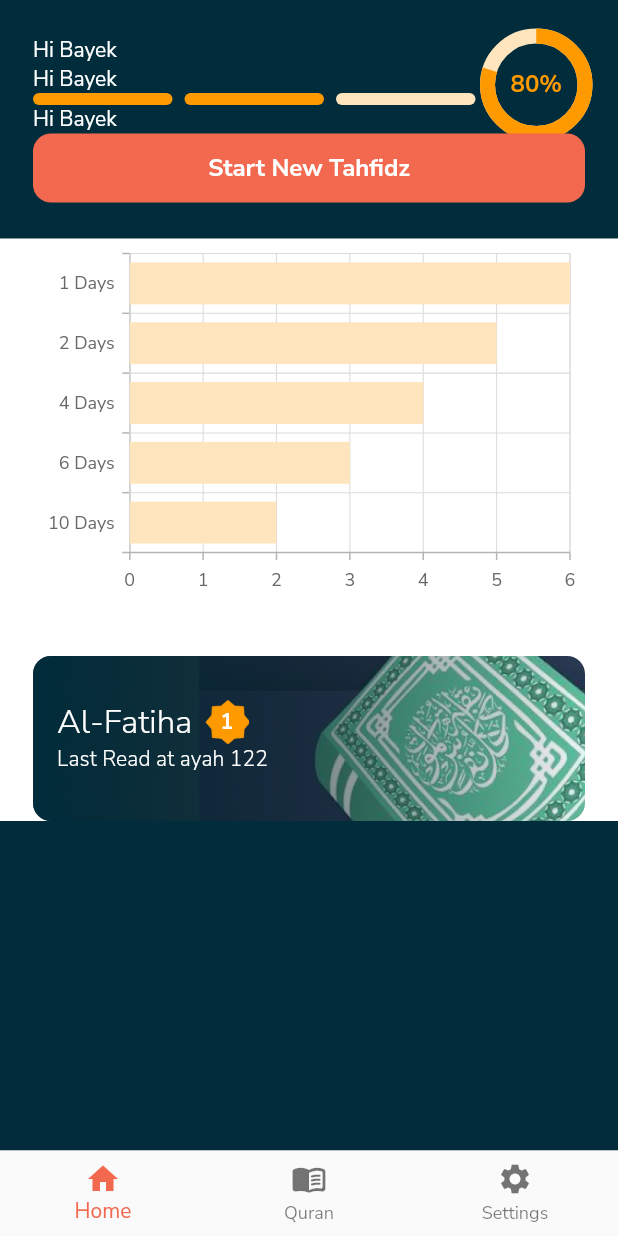
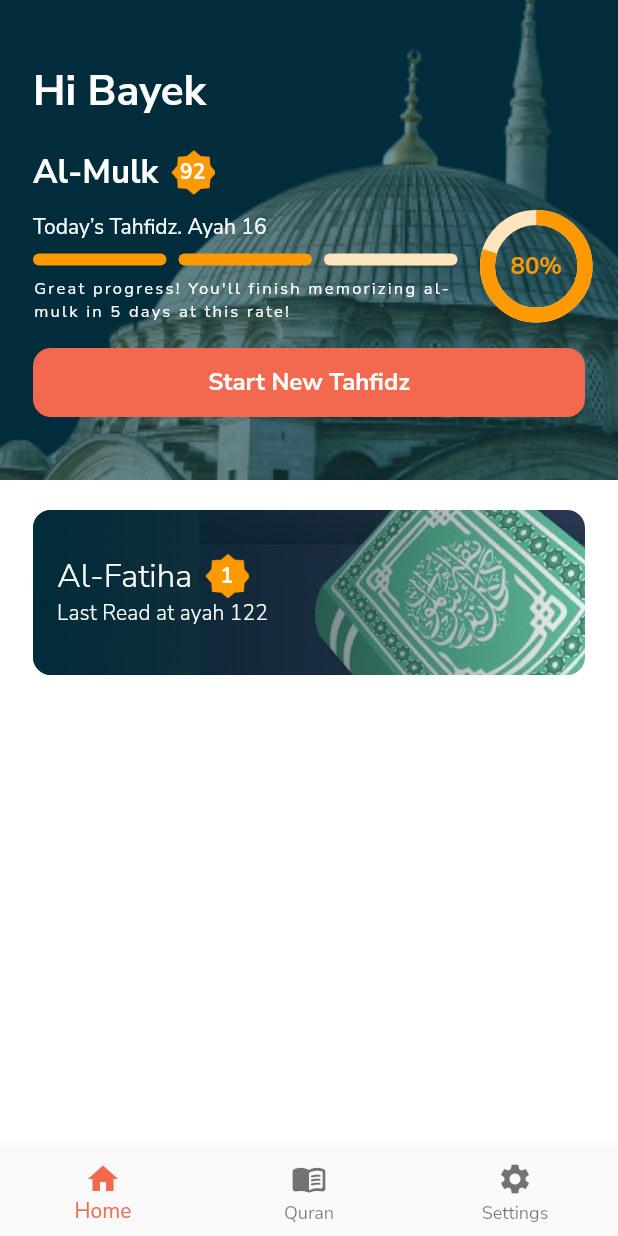
Before and after one commit to ismailrohaga/app-hafizh, a Flutter app: the HomeView screen opened by its route, on a phone screen of 412 x 824 dp. Run offline on Flutter 3.47's test engine with Material 2 defaults, Android fonts, the phone set to English and light mode, and no system bars; our stand-ins replace dartz, dio, equatable, firebase_core, flutter_dotenv, get_it and 5 more; accounts and stored records are empty.

Commit message:
feat(home-hero): minimum ui impl

```diff
--- a/lib/presentation/home/home_view.dart
+++ b/lib/presentation/home/home_view.dart
@@ -1,13 +1,11 @@
 import 'package:flutter/material.dart';
-import 'package:flutter/services.dart';
 import 'package:hafizh/common/const/screen_padding_constant.dart';
-import 'package:hafizh/common/const/spacing_constant.dart';
 import 'package:hafizh/common/ext/build_context_ext.dart';
 import 'package:hafizh/common/ui/widget/atoms/circular_percentage_indicator_widget.dart';
 import 'package:hafizh/common/ui/widget/atoms/horizontal_progress_bar_indicator_widget.dart';
 import 'package:hafizh/common/ui/widget/molecules/button/hafizh_button_widget.dart';
 import 'package:hafizh/common/ui/widget/molecules/card/surah_card_widget.dart';
-import 'package:hafizh/common/ui/widget/molecules/chart/bar_chart_widget.dart';
+import 'package:hafizh/common/ui/widget/molecules/tile/surah_tile_title_widget.dart';
 
 class HomeView extends StatelessWidget {
   const HomeView({super.key});
@@ -15,40 +13,76 @@ class HomeView extends StatelessWidget {
   @override
   Widget build(BuildContext context) {
     return Scaffold(
+      body: CustomScrollView(slivers: [
+        SliverAppBar(
+          expandedHeight: 320,
           backgroundColor: context.colors.background,
-      body: AnnotatedRegion<SystemUiOverlayStyle>(
-        value: SystemUiOverlayStyle.light,
-        child: SafeArea(
+          flexibleSpace: FlexibleSpaceBar(
+            background: Container(
+              padding: const EdgeInsets.symmetric(
+                  vertical: 42, horizontal: ScreenPaddingConstant.horizontal),
+              decoration: BoxDecoration(
+                  image: DecorationImage(
+                      image: AssetImage("assets/images/home_hero.png"),
+                      fit: BoxFit.cover)),
               child: Column(
                 children: [
-              Container(
-                child: Padding(
-                  padding: const EdgeInsets.symmetric(
-                      horizontal: ScreenPaddingConstant.horizontal,
-                      vertical: SpacingConstant.lg),
-                  child: Column(
-                    children: [
-                      Row(
+                  Expanded(
+                    child: Row(
                       mainAxisAlignment: MainAxisAlignment.spaceBetween,
+                      crossAxisAlignment: CrossAxisAlignment.end,
                       children: [
                         Expanded(
                           child: Column(
                             crossAxisAlignment: CrossAxisAlignment.start,
+                            mainAxisAlignment: MainAxisAlignment.end,
                             children: [
-                                Text('Hi Bayek'),
-                                Text('Hi Bayek'),
+                              Text(
+                                'Hi Bayek',
+                                style: context.textTheme.headlineMedium,
+                              ),
+                              SizedBox(
+                                height: 20,
+                              ),
+                              MoleculeSurahTileTitleWidget(
+                                name: 'Al-Mulk',
+                                number: 92,
+                              ),
+                              SizedBox(
+                                height: 12,
+                              ),
+                              Text(
+                                'Today’s Tahfidz. Ayah 16',
+                                style: context.textTheme.labelLarge,
+                              ),
+                              SizedBox(
+                                height: 8,
+                              ),
                               AtomHorizontalProgressBarIndicator(
                                 count: 3,
                                 value: 2,
                               ),
-                                Text('Hi Bayek')
+                              SizedBox(
+                                height: 8,
+                              ),
+                              Text(
+                                'Great progress! You\'ll finish memorizing al-mulk in 5 days at this rate!',
+                                style: context.textTheme.labelSmall,
+                              ),
                             ],
                           ),
+                        ),
+                        SizedBox(
+                          width: 12,
                         ),
                         const AtomCircularPercentageIndicatorWidget(
                           value: 0.8,
                         )
                       ],
+                    ),
+                  ),
+                  SizedBox(
+                    height: 22,
                   ),
                   Row(
                     children: [
@@ -63,37 +97,26 @@ class HomeView extends StatelessWidget {
               ),
             ),
           ),
-              Container(
-                color: Colors.white,
-                child: Padding(
+        ),
+        SliverList(
+          delegate: SliverChildListDelegate([
+            Padding(
               padding: const EdgeInsets.symmetric(
-                      horizontal: ScreenPaddingConstant.horizontal),
-                  child: Column(children: [
-                    MoleculeBarChartWidget(
-                      dataSource: [
-                        ChartData('10 Days', 2),
-                        ChartData('6 Days', 3),
-                        ChartData('4 Days', 4),
-                        ChartData('2 Days', 5),
-                        ChartData('1 Days', 6),
-                      ],
-                    ),
-                    const SizedBox(
-                      height: 33,
-                    ),
+                  vertical: 20, horizontal: ScreenPaddingConstant.horizontal),
+              child: Column(
+                children: [
                   MoleculeSurahCardWidget(
                     subtitle: "Last Read at ayah 122",
                     name: "Al-Fatiha",
                     number: 1,
                     onTap: () => {},
                   ),
-                  ]),
-                ),
-              ),
                 ],
               ),
             ),
+          ]),
         ),
+      ]),
     );
   }
 }
```
Also changed, not shown: assets/images/home_hero.png (added). Lines whose indentation alone changed are shown as unchanged.
